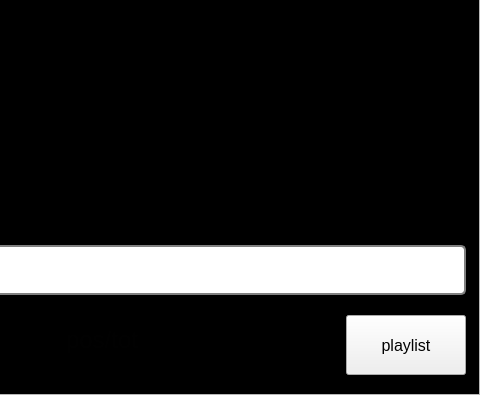
First picture: the form in apps/NxVideoPlayer/PlayerVideoFrame.ui, repository NexellCorp/linux_sdk_displayaudio, before the edit; both pictures show x 544 to 1024 and y 205 to 600 of the 1024 by 600 pixel window.
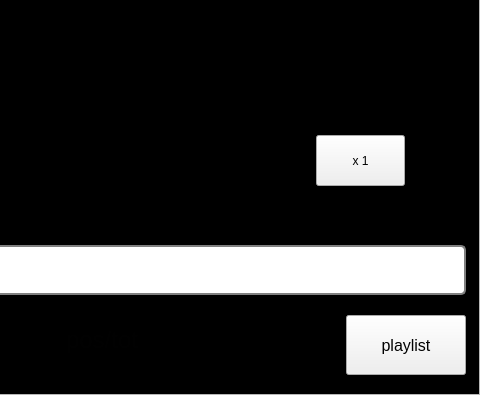
Second picture: the form after the edit.

Commit message:
VidopPlayer: add video speed
1.This patch adjusted the tab size.
2.This patch solves the problem of not getting the previous location
  when running the video player while running bt audio.
  2.1. Lost audio focus in the video player and saved current position.
3.This patch fixes an issue with opening audio devices
  when switching audio focus.
  3.1. When switching the audio focus, PlaySeek() was called
   after the initialization(mainframe) was over.
4.This patch adds video speed.
5.This patch added libplayer to video speed support only h264,mpeg4.

```diff
--- a/apps/NxVideoPlayer/PlayerVideoFrame.ui
+++ b/apps/NxVideoPlayer/PlayerVideoFrame.ui
@@ -417,6 +417,19 @@
     <bool>true</bool>
    </property>
   </widget>
+  <widget class="QPushButton" name="speedButton">
+   <property name="geometry">
+    <rect>
+     <x>860</x>
+     <y>340</y>
+     <width>89</width>
+     <height>51</height>
+    </rect>
+   </property>
+   <property name="text">
+    <string>x 1</string>
+   </property>
+  </widget>
   <zorder>graphicsView</zorder>
   <zorder>prevButton</zorder>
   <zorder>pauseButton</zorder>
@@ -429,6 +442,7 @@
   <zorder>stopButton</zorder>
   <zorder>subTitleLabel</zorder>
   <zorder>subTitleLabel2</zorder>
+  <zorder>speedButton</zorder>
  </widget>
  <resources/>
  <connections/>
```
The commit also changes 18 other files.
